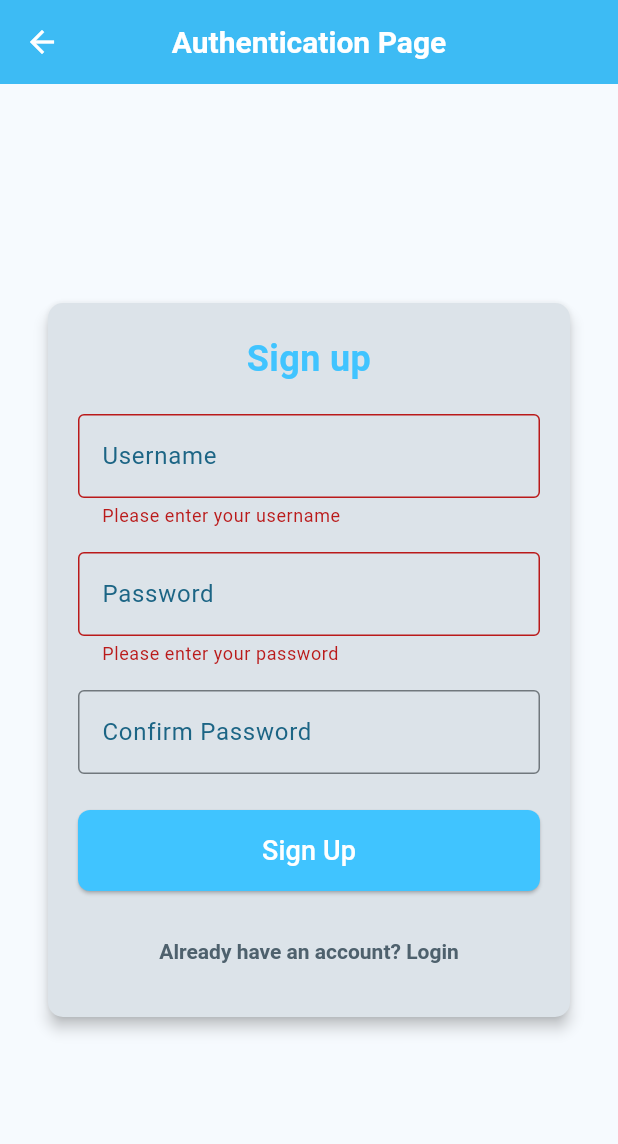
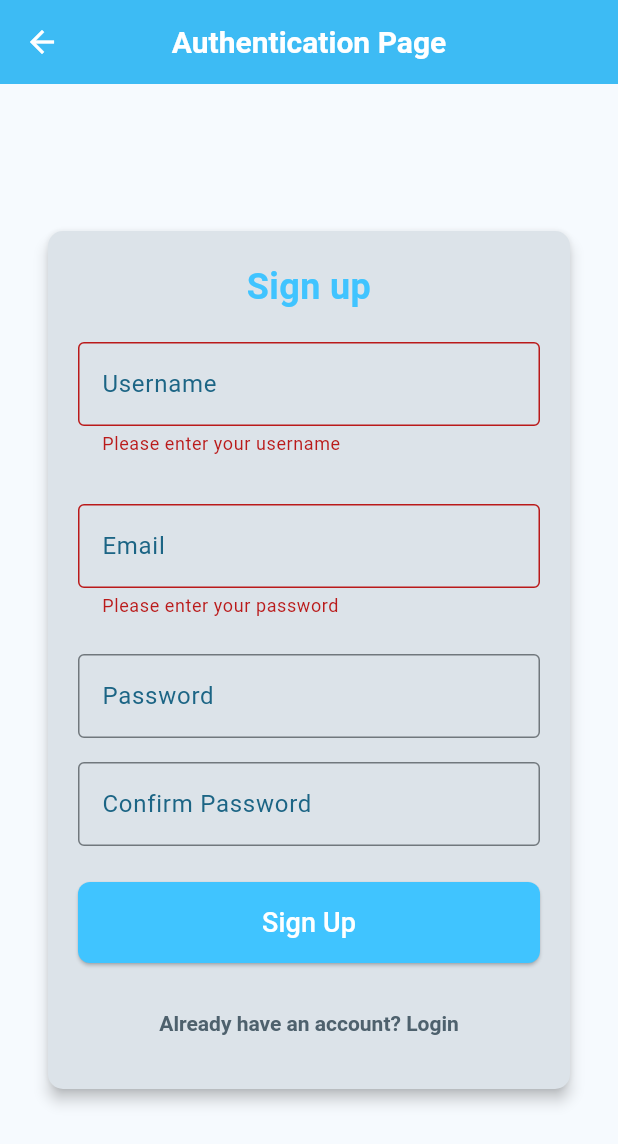
Before and after one commit to Zedestar/flutter_kuku_app, a Flutter app: the AuthPage screen opened by its route, after a tap on "Login", after a tap on "Don't have an account? Sign up", on a phone screen of 412 x 824 dp. Shown: the top 1144 px of the screen. Run offline on Flutter 3.47's test engine with Material 3 defaults, Android fonts, the phone set to English and light mode, and no system bars; our stand-ins replace curved_navigation_bar, easy_localization, fl_chart, flutter_secure_storage, graphql_flutter, image_picker and 1 more; accounts and stored records are empty; network calls fail; project files that could hold a hidden picture were left out.

Commit message:
The commit after adding the functionality of user registration

```diff
--- a/lib/pages/authentication_page.dart
+++ b/lib/pages/authentication_page.dart
@@ -85,7 +85,47 @@ class _AuthPageState extends State<AuthPage> {
       } else {
         String confirmPassword = _confirmPasswordController.text;
         print('Signing up with: $username, $password, $confirmPassword');
-        // Implement your sign-up logic here
+
+        // The signing up logic
+        MutationOptions options = MutationOptions(
+            document: gql(
+              r"""
+              mutation($username:String!, $email:String!, $password:String!){
+              createUser(username:$username, email:$email, password:$password){
+              user{
+                username
+              }
+            }
+            }
+           """,
+            ),
+            variables: {
+              "username": _usernameController.text,
+              "email": _emailController.text,
+              "password": _passwordController.text
+            });
+
+        final client = GraphQLProvider.of(context).value;
+        client.mutate(options).then(
+          (result) {
+            if (result.hasException) {
+              print('Login failed: ${result.exception.toString()}');
+              ScaffoldMessenger.of(context).showSnackBar(
+                SnackBar(
+                    content:
+                        Text('Login failed: ${result.exception.toString()}')),
+              );
+            } else {
+              ScaffoldMessenger.of(context).showSnackBar(
+                SnackBar(
+                  content: Text('You have created account successful'),
+                ),
+              );
+              Navigator.pushReplacementNamed(context, '/auth-page');
+            }
+          },
+        );
+        // Signing up logic
       }
     }
   }
@@ -170,6 +210,19 @@ class _AuthPageState extends State<AuthPage> {
                       validator: _validateUsername,
                     ),
                     const SizedBox(height: 16.0),
+                    if (!_isLogin) ...[
+                      const SizedBox(height: 16.0),
+                      TextFormField(
+                        controller: _emailController,
+                        obscureText: false,
+                        decoration: const InputDecoration(
+                          labelText: 'Email',
+                          border: OutlineInputBorder(),
+                        ),
+                        validator: _validateEmail,
+                      ),
+                    ],
+                    const SizedBox(height: 24.0),
                     TextFormField(
                       controller: _passwordController,
                       obscureText: true,
```
